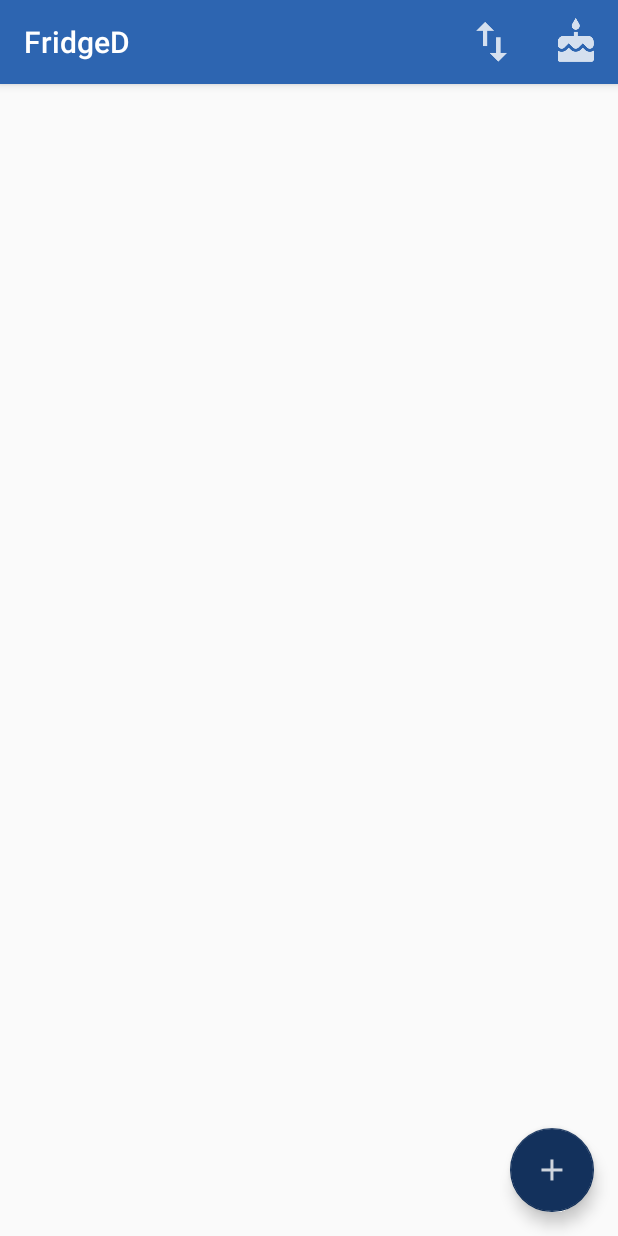
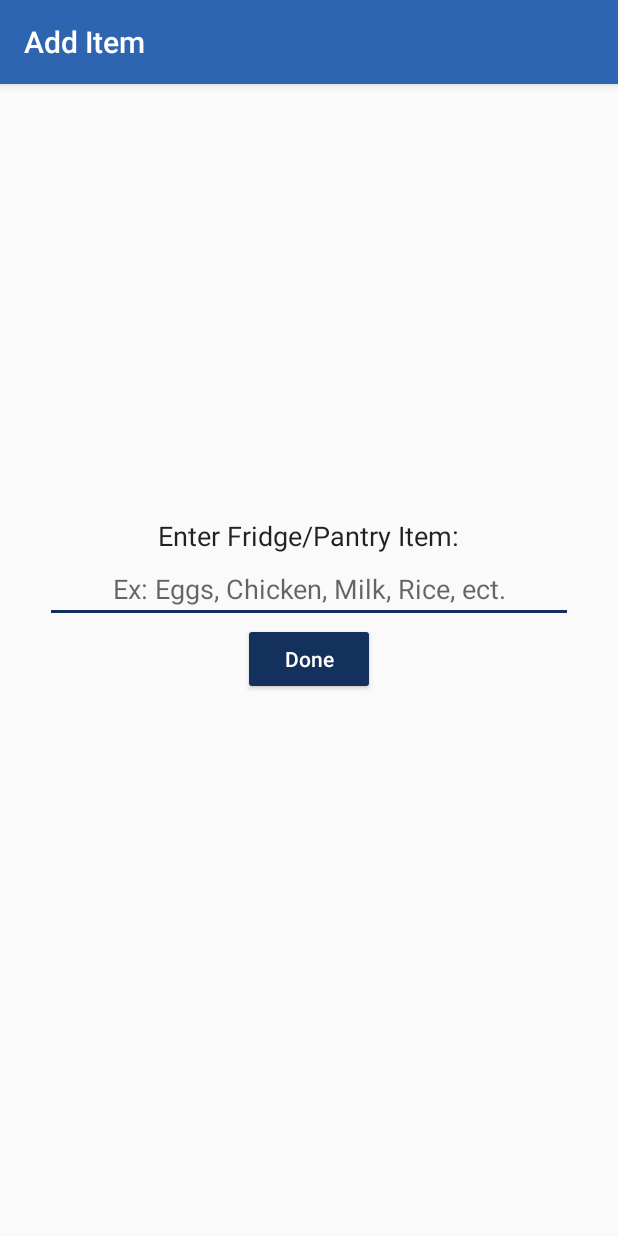
Before and after one commit to DevinSova/FridgeD, an Android app: the screen it shows after launch (MainActivity before the commit, addItem after it), after a tap on an icon or button, on a phone screen of 412 x 824 dp. Run offline under Robolectric (Android 15) with nearby library versions, the phone set to English and light mode, and no system bars.

Commit message:
Almost working addItem screen

```diff
--- a/app/src/main/AndroidManifest.xml
+++ b/app/src/main/AndroidManifest.xml
@@ -20,6 +20,11 @@
                 <category android:name="android.intent.category.LAUNCHER" />
             </intent-filter>
         </activity>
+        <activity
+            android:name=".addItem"
+            android:label="Add Item"
+            android:theme="@style/AppTheme">
+        </activity>
     </application>
 
 </manifest>
--- a/app/src/main/java/hackers/purdue/firstbusinesscompany/fridged/MainActivity.java
+++ b/app/src/main/java/hackers/purdue/firstbusinesscompany/fridged/MainActivity.java
@@ -36,7 +36,8 @@ public class MainActivity extends AppCompatActivity {
     SharedPreferences fridgeSharedPreferences;
     ArrayList<String> fridgeArray;
     char currentSort;
-    EditText stringInput;
+    Intent addItem;
+    String input;
 
     @Override
     protected void onCreate(Bundle savedInstanceState) {
@@ -44,8 +45,13 @@ public class MainActivity extends AppCompatActivity {
         setContentView(R.layout.activity_main);
         Toolbar toolbar = (Toolbar) findViewById(R.id.toolbar);
         setSupportActionBar(toolbar);
+        addItem = new Intent(this, addItem.class);
+        addItem.setFlags(Intent.FLAG_ACTIVITY_CLEAR_TOP);
+        addItem.putExtra("EXIT", true);
 
         fridgeSharedPreferences = PreferenceManager.getDefaultSharedPreferences(getApplicationContext());
+
+
         if (fridgeSharedPreferences.contains("fridges")) {
             fridgeArray = new ArrayList<String>(Arrays.asList(fridgeSharedPreferences.getString("fridges", "").split(",")));
         }
@@ -59,38 +65,28 @@ public class MainActivity extends AppCompatActivity {
 
         fridgeItems.setAdapter(adapter);
         //////////////////////////////////////////////////////////////////////////////
-        LayoutInflater input = LayoutInflater.from(getApplicationContext());
-        View inputView = input.inflate(R.layout.prompt, null);
-
-        AlertDialog.Builder inputDialogBuilder = new AlertDialog.Builder(getApplicationContext());
-        //Set prompt.xml to the builder
-        inputDialogBuilder.setView(prompt);
-        stringInput = (EditText) inputView.findViewById(R.id.input);
-
-        //Setup the message
-        inputDialogBuilder.setCancelable(false).setPositiveButton("Done", new DialogInterface.OnClickListener() {
-            @Override
-            public void onClick(DialogInterface dialog, int which) {
-                fridgeArray.add(stringInput.getText().toString());
-            }
-        });
-        inputDialogBuilder.setNegativeButton("Cancel", new DialogInterface.OnClickListener() {
-            @Override
-            public void onClick(DialogInterface dialog, int which) {
-                dialog.cancel();
-            }
-        });
-        final AlertDialog inputDialog = inputDialogBuilder.create();
-
-        //////////////////////////////////////////////////////////////////////////////
-
         FloatingActionButton fab = (FloatingActionButton) findViewById(R.id.fab);
         fab.setOnClickListener(new View.OnClickListener() {
             @Override
             public void onClick(View view) {
-                inputDialog.show();
+                startActivityForResult(addItem, 1);
             }
         });
+    }
+
+    @Override
+    public void onActivityResult(int requestCode, int resultCode, Intent data)
+    {
+        super.onActivityResult(requestCode, resultCode, data);
+        if(requestCode == 1)
+        {
+            if(resultCode == RESULT_OK)
+            {
+                input = data.getStringExtra("key");
+            }
+        }
+        fridgeArray.add(input);
+        updateListView();
     }
 
 
@@ -101,6 +97,7 @@ public class MainActivity extends AppCompatActivity {
         getMenuInflater().inflate(R.menu.menu_main, menu);
         return true;
     }
+
 
     @Override
     public boolean onOptionsItemSelected(MenuItem item) {
--- /dev/null
+++ b/app/src/main/java/hackers/purdue/firstbusinesscompany/fridged/addItem.java
@@ -0,0 +1,37 @@
+package hackers.purdue.firstbusinesscompany.fridged;
+
+import android.app.Activity;
+import android.content.Intent;
+import android.os.Bundle;
+import android.support.v7.app.AppCompatActivity;
+import android.view.View;
+import android.view.inputmethod.InputMethodManager;
+import android.widget.Button;
+import android.widget.EditText;
+
+/**
+ * Created by Neosk on 10/16/2016.
+ */
+
+public class addItem extends AppCompatActivity
+{
+    EditText input;
+    String newItem;
+    Button done;
+    Button cancel;
+    protected void onCreate(Bundle savedInstanceState) {
+        super.onCreate(savedInstanceState);
+        setContentView(R.layout.prompt);
+        input = (EditText) findViewById(R.id.input);
+        done = (Button) findViewById(R.id.donebutton);
+
+    }
+    public void onDoneClick(View view)
+    {
+        Intent sendIntent = new Intent();
+        newItem = input.getText().toString();
+        sendIntent.putExtra("edittextvalue", newItem);
+        finish();
+
+    }
+}
--- a/app/src/main/res/layout/prompt.xml
+++ b/app/src/main/res/layout/prompt.xml
@@ -6,15 +6,6 @@
     android:padding="30dp"
     android:weightSum="1"
     android:layout_gravity="center">
-
-    <EditText
-        android:id="@+id/input"
-        android:layout_width="match_parent"
-        android:layout_height="wrap_content"
-        android:hint="Ex: Eggs, Chicken, Milk, Rice, ect."
-        android:textAlignment="center"
-        android:layout_above="@+id/cancelButton"
-        android:layout_alignParentStart="true" />
 
     <TextView
         android:layout_width="wrap_content"
@@ -27,16 +18,6 @@
         android:layout_centerHorizontal="true" />
 
     <Button
-        android:id="@+id/cancelButton"
-        android:layout_width="wrap_content"
-        android:layout_height="wrap_content"
-        android:text="Cancel"
-        android:textAllCaps="false"
-        style="@style/Widget.AppCompat.Button.Colored"
-        android:layout_centerVertical="true"
-        android:layout_alignParentStart="true" />
-
-    <Button
         android:id="@+id/donebutton"
         android:layout_width="wrap_content"
         android:layout_height="wrap_content"
@@ -44,8 +25,18 @@
         android:elevation="0dp"
         android:textAllCaps="false"
         style="@style/Widget.AppCompat.Button.Colored"
-        android:layout_below="@+id/input"
-        android:layout_alignParentEnd="true" />
+        android:layout_centerVertical="true"
+        android:layout_centerHorizontal="true"
+        android:onClick="onDoneClick" />
+
+    <EditText
+        android:id="@+id/input"
+        android:layout_width="match_parent"
+        android:layout_height="wrap_content"
+        android:hint="Ex: Eggs, Chicken, Milk, Rice, ect."
+        android:textAlignment="center"
+        android:layout_above="@+id/donebutton"
+        android:layout_alignParentStart="true" />
 
 
 </RelativeLayout>
```
